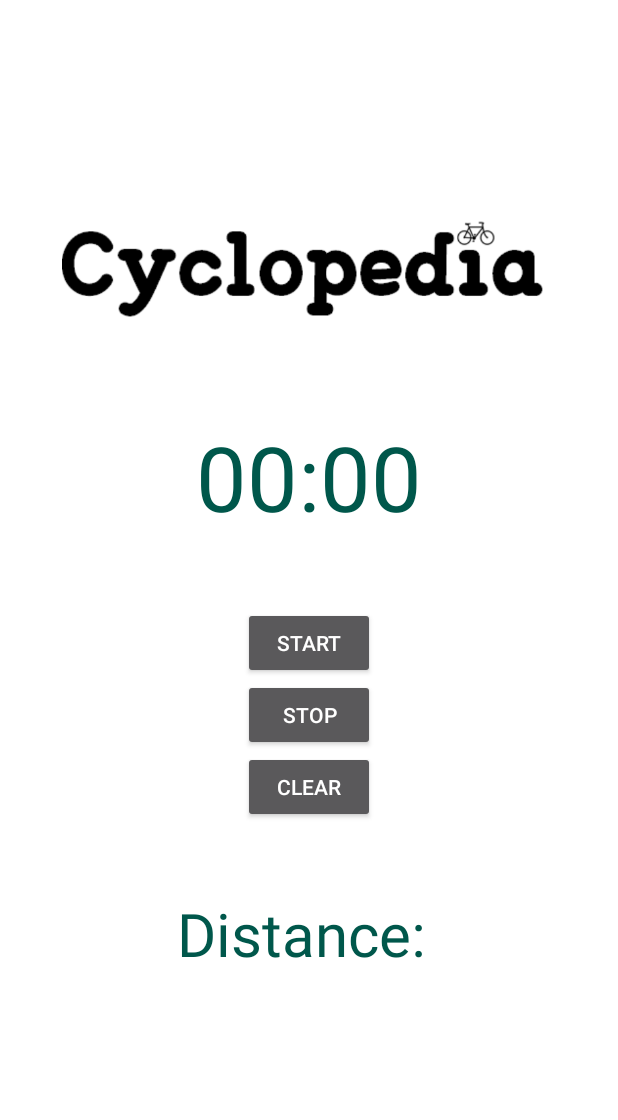
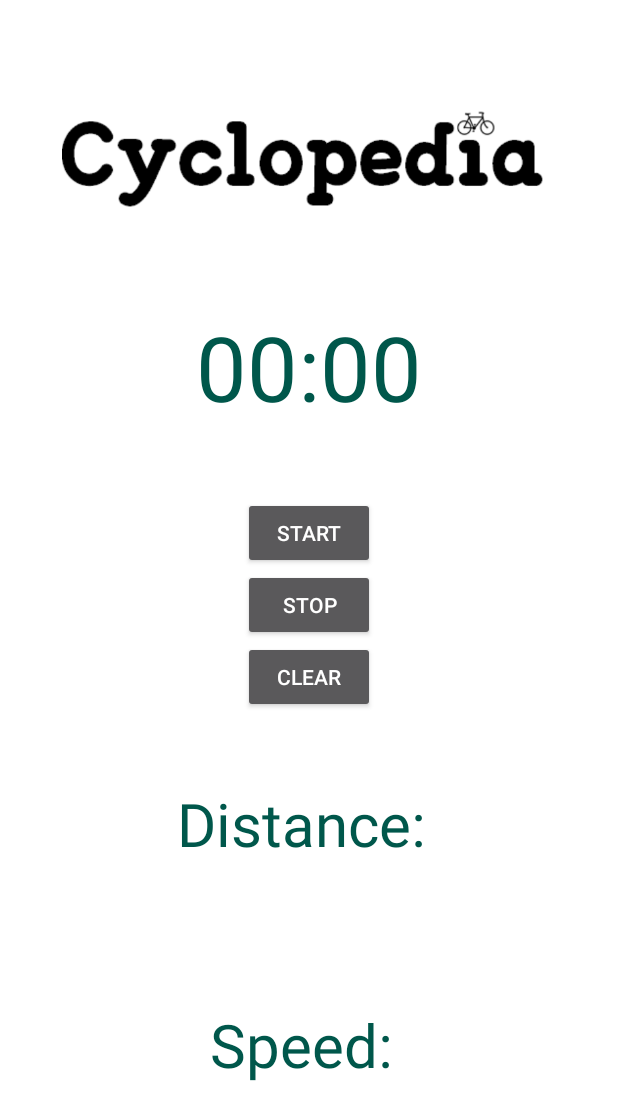
Before and after one commit to malcsmac/Cyclopedia, an Android app: the screen it shows after launch (Timer), after a tap on an icon or button, on a phone screen of 412 x 824 dp. Shown: the top 1120 px of the screen. Run offline under Robolectric (Android 15) with nearby library versions, the phone set to English and light mode, and no system bars.

Commit message:
Speed now working

```diff
--- a/mobileHCI/app/src/main/java/com/example/huriyah/mobilehci/Timer.java
+++ b/mobileHCI/app/src/main/java/com/example/huriyah/mobilehci/Timer.java
@@ -34,7 +34,7 @@ public class Timer extends AppCompatActivity {
 
     private double longitude, latitude, prevLongitude, prevLatitude;
 
-    TextView distanceView;
+    TextView distanceView, speedView;
 
     private static DecimalFormat df2 = new DecimalFormat(".##");
 
@@ -47,6 +47,7 @@ public class Timer extends AppCompatActivity {
         locationManager = (LocationManager) getSystemService(Context.LOCATION_SERVICE);
 
         distanceView = (TextView) findViewById(R.id.distanceText);
+        speedView = (TextView) findViewById(R.id.speedText);
 
     }
 
@@ -101,6 +102,7 @@ public class Timer extends AppCompatActivity {
             chronometer.setBase(SystemClock.elapsedRealtime());
             pauseOffset = 0;
             distanceView.setText("Distance: ");
+            speedView.setText("Speed: ");
         }
     }
 
@@ -135,6 +137,7 @@ public class Timer extends AppCompatActivity {
 
     private final LocationListener locationListenerGPS = new LocationListener() {
         public void onLocationChanged(Location location) {
+            long time = 0;
             if (status == 0) {
                 prevLatitude = location.getLatitude();
                 prevLongitude = location.getLongitude();
@@ -142,14 +145,19 @@ public class Timer extends AppCompatActivity {
                 longitude = location.getLongitude();
                 latitude = location.getLatitude();
                 distance += distanceBetweenTwoPoint(prevLatitude, prevLongitude, latitude, longitude);
+                time = 2;
             } else if ((status % 2) == 0) {
                 prevLatitude = location.getLatitude();
                 prevLongitude = location.getLongitude();
                 distance += distanceBetweenTwoPoint(latitude, longitude, prevLatitude, prevLongitude);
+                time = 3;
             }
             status++;
 
             distanceView.setText("Distance: " + df2.format(distance) + " miles");
+
+
+            speedView.setText("Speed: " + time + " mph");
         }
 
         @Override
--- a/mobileHCI/app/src/main/res/layout/activity_timer.xml
+++ b/mobileHCI/app/src/main/res/layout/activity_timer.xml
@@ -61,5 +61,13 @@
         android:textSize="40sp"
         android:text="Distance: "/>
 
+    <TextView
+        android:id="@+id/speedText"
+        android:layout_width="wrap_content"
+        android:layout_height="wrap_content"
+        android:layout_margin="70px"
+        android:textColor="@color/colorPrimaryDark"
+        android:textSize="40sp"
+        android:text="Speed: "/>
 
 </LinearLayout>
```
